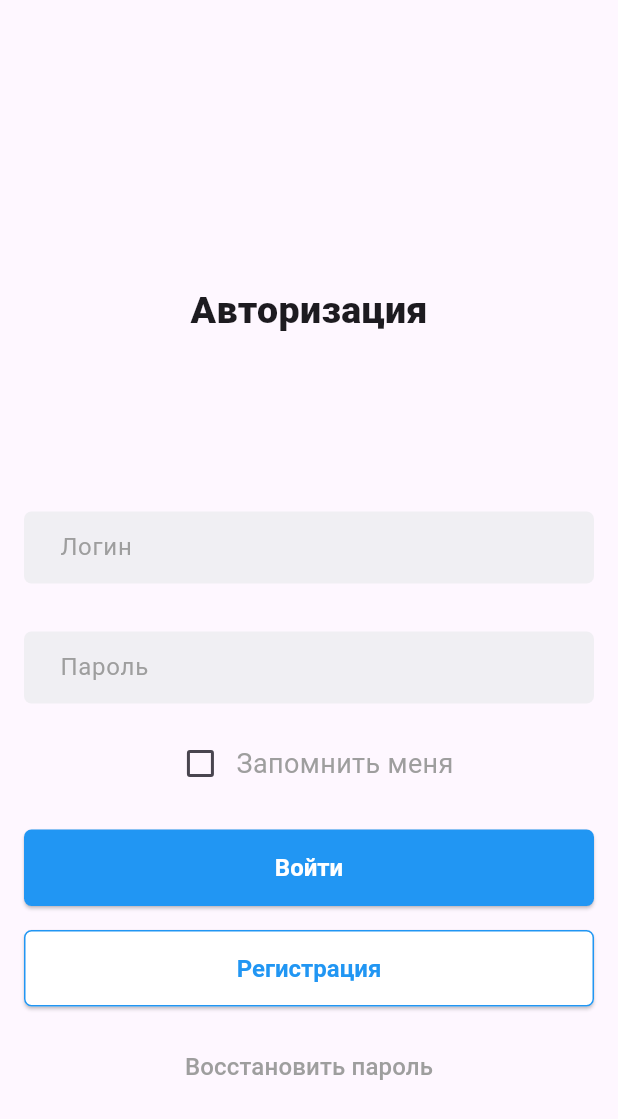
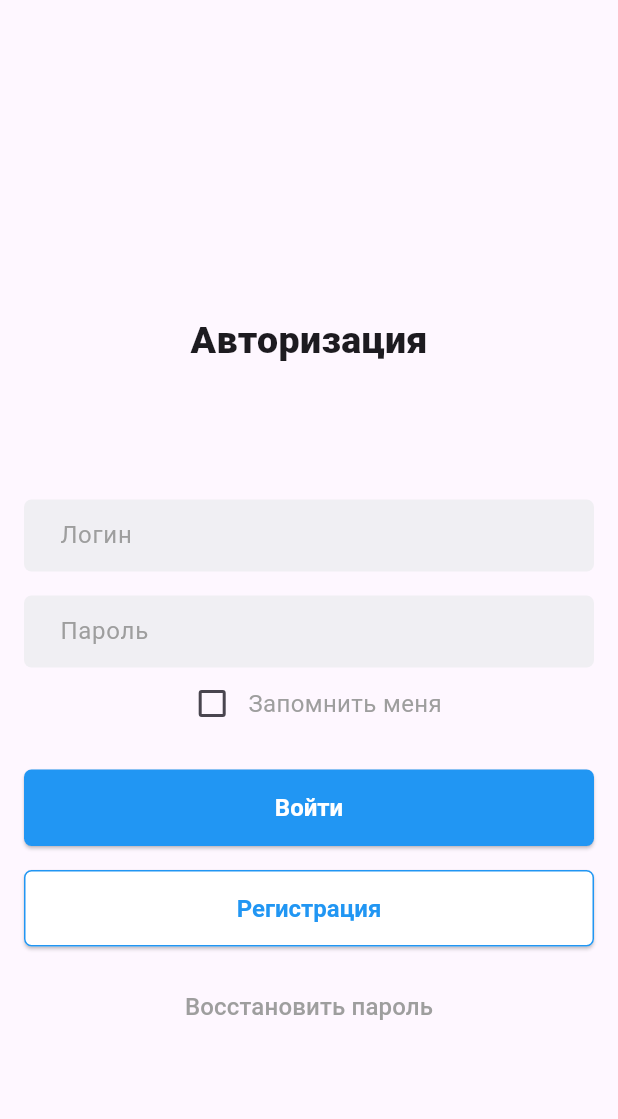
Before and after one commit to keeq0/PKS2, a Flutter app: the screen it shows after launch, on a phone screen of 412 x 824 dp. Shown: the top 1119 px of the screen. Run offline on Flutter 3.47's test engine with Material 3 defaults, Android fonts, the phone set to English and light mode, and no system bars.

Commit message:
updated application

```diff
--- a/pks2/lib/main.dart
+++ b/pks2/lib/main.dart
@@ -26,7 +26,7 @@ class Authorization extends StatelessWidget {
       body: Column(
         mainAxisAlignment: MainAxisAlignment.center,
         children: <Widget>[
-          Padding(padding: EdgeInsets.all(100.0),
+          Padding(padding: EdgeInsets.all(80.0),
           child: Center(
             child: Container(width: 300,
             child: Center(child:
@@ -38,7 +38,7 @@ class Authorization extends StatelessWidget {
           ),
 
           const Padding(
-            padding: EdgeInsets.all(16.0),
+            padding: EdgeInsets.only(left: 16, right: 16, top: 8, bottom: 8),
             child: TextField(
               decoration: InputDecoration(
                 hintText: 'Логин',
@@ -60,7 +60,7 @@ class Authorization extends StatelessWidget {
 
 
           const Padding(
-            padding:  EdgeInsets.all(16.0),
+            padding:  EdgeInsets.only(left: 16, right: 16, top: 8, bottom: 0),
             child: TextField(
               decoration: InputDecoration(
                 hintText: 'Пароль',
@@ -88,7 +88,7 @@ class Authorization extends StatelessWidget {
                    onChanged: (value){},
                    checkColor: Color.fromARGB(255, 255, 0, 0),
                    ),
-                const Text("Запомнить меня", style: TextStyle(fontSize: 18, color: Colors.grey),),
+                const Text("Запомнить меня", style: TextStyle(fontSize: 16, color: Colors.grey),),
               ],
             ),
 
```
